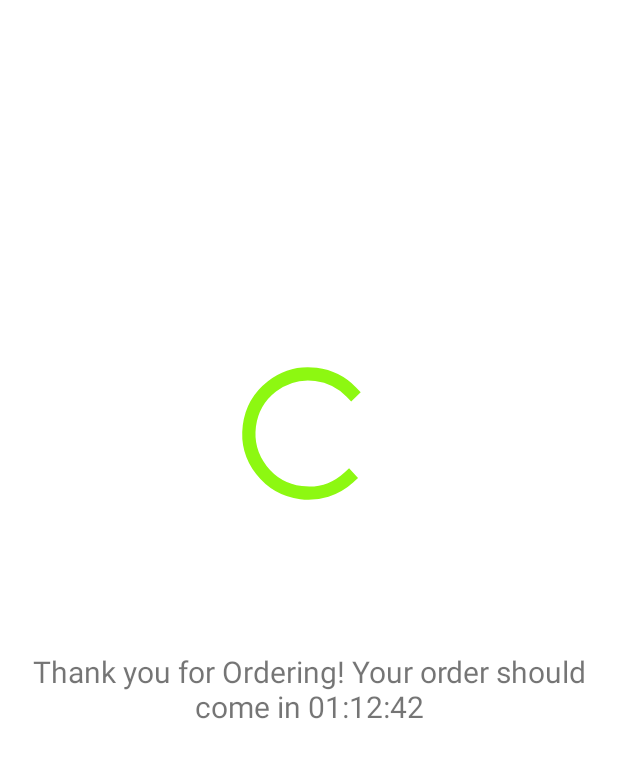
After one commit to ETS-Android1/ShopWay, an Android app: the fragment OrderStatusFragment shown on its own in the app's theme, on a phone screen of 412 x 824 dp. The commit adds this screen. Shown: the top 758 px of the screen. Run offline under Robolectric (Android 15) with nearby library versions, the phone set to English and light mode, and no system bars.

Commit message:
shops, items, cart and finish work, still no DB :(

```diff
--- a/app/src/main/java/com/example/shopway/ui/CartFragment.java
+++ b/app/src/main/java/com/example/shopway/ui/CartFragment.java
@@ -5,6 +5,7 @@ import android.os.Bundle;
 import androidx.fragment.app.Fragment;
 import androidx.lifecycle.Observer;
 import androidx.lifecycle.ViewModelProvider;
+import androidx.navigation.Navigation;
 import androidx.recyclerview.widget.LinearLayoutManager;
 import androidx.recyclerview.widget.RecyclerView;
 
@@ -33,7 +34,6 @@ public class CartFragment extends Fragment implements CartAdapter.OnListItemClic
         super.onCreate(savedInstanceState);
 
 
-
     }
 
     @Override
@@ -57,6 +57,7 @@ public class CartFragment extends Fragment implements CartAdapter.OnListItemClic
 
 
         emptyCart.setOnClickListener(v -> viewModel.emptyCart());
+        checkout.setOnClickListener(v -> Navigation.findNavController(getActivity(), R.id.nav_host_fragment).navigate(R.id.nav_order));
 
         return view;
     }
--- a/app/src/main/java/com/example/shopway/ui/MainActivity.java
+++ b/app/src/main/java/com/example/shopway/ui/MainActivity.java
@@ -68,7 +68,6 @@ public class MainActivity extends AppCompatActivity {
             if(user != null)
             {
                 String message = "Welcome back " + user.getDisplayName() + "!";
-                //welcome.setText(message);
             } else {
                 startLoginActivity();
             }
--- /dev/null
+++ b/app/src/main/java/com/example/shopway/ui/OrderStatusFragment.java
@@ -0,0 +1,82 @@
+package com.example.shopway.ui;
+
+import android.os.Bundle;
+import android.os.CountDownTimer;
+import android.util.Log;
+import android.view.LayoutInflater;
+import android.view.View;
+import android.view.ViewGroup;
+import android.widget.ProgressBar;
+import android.widget.TextView;
+
+import androidx.annotation.NonNull;
+import androidx.annotation.Nullable;
+import androidx.fragment.app.Fragment;
+
+import com.example.shopway.R;
+
+import org.jetbrains.annotations.NotNull;
+
+import java.util.Random;
+import java.util.concurrent.TimeUnit;
+
+public class OrderStatusFragment extends Fragment {
+
+    ProgressBar orderProgress;
+    TextView orderTimer;
+    CountDownTimer countDownTimer;
+    int count = 0;
+
+    @Override
+    public void onCreate(@Nullable @org.jetbrains.annotations.Nullable Bundle savedInstanceState) {
+        super.onCreate(savedInstanceState);
+
+
+    }
+
+    public View onCreateView(@NonNull @NotNull LayoutInflater inflater, @Nullable @org.jetbrains.annotations.Nullable ViewGroup container, @Nullable @org.jetbrains.annotations.Nullable Bundle savedInstanceState) {
+
+        View view = inflater.inflate(R.layout.fragment_order_status, container, false);
+        orderProgress = view.findViewById(R.id.order_progress);
+        orderTimer = view.findViewById(R.id.time_view);
+        orderProgress.setProgress(0);
+        int random = new Random().nextInt(3600001) + 1200000;
+        countDownTimer = new CountDownTimer(random, 1) {
+            @Override
+            public void onTick(long millisUntilFinished) {
+
+                String hour = timeFormatter( millisUntilFinished);
+              orderTimer.setText("Thank you for Ordering! Your order should come in " + hour);
+                if(count <random)
+                {
+                    count++;
+                    orderProgress.incrementProgressBy(count);
+
+                }
+
+
+
+            }
+
+            @Override
+            public void onFinish() {
+                orderTimer.setText("Your order should arrive now!");
+            }
+        };
+        countDownTimer.start();
+
+        return view;
+    }
+
+    private String timeFormatter(long milliSeconds) {
+
+        String hour = String.format("%02d:%02d:%02d",
+                TimeUnit.MILLISECONDS.toHours(milliSeconds),
+                TimeUnit.MILLISECONDS.toMinutes(milliSeconds) - TimeUnit.HOURS.toMinutes(TimeUnit.MILLISECONDS.toHours(milliSeconds)),
+                TimeUnit.MILLISECONDS.toSeconds(milliSeconds) - TimeUnit.MINUTES.toSeconds(TimeUnit.MILLISECONDS.toMinutes(milliSeconds)));
+
+        return hour;
+
+
+    }
+}
--- /dev/null
+++ b/app/src/main/res/layout/fragment_order_status.xml
@@ -0,0 +1,35 @@
+<?xml version="1.0" encoding="utf-8"?>
+<androidx.constraintlayout.widget.ConstraintLayout xmlns:android="http://schemas.android.com/apk/res/android"
+    xmlns:app="http://schemas.android.com/apk/res-auto"
+    android:layout_width="match_parent"
+    android:layout_height="match_parent"
+    xmlns:tools="http://schemas.android.com/tools"
+    tools:context=".ui.OrderStatusFragment">
+
+    <ProgressBar
+        android:id="@+id/order_progress"
+        style="?android:attr/progressBarStyle"
+        android:layout_width="122dp"
+        android:layout_height="106dp"
+        android:layout_marginTop="236dp"
+        app:layout_constraintEnd_toEndOf="parent"
+        app:layout_constraintHorizontal_bias="0.498"
+        app:layout_constraintStart_toStartOf="parent"
+        app:layout_constraintTop_toTopOf="parent"
+        android:progress="0"
+        android:max="100"/>
+
+    <TextView
+        android:id="@+id/time_view"
+        android:layout_width="wrap_content"
+        android:layout_height="wrap_content"
+        android:layout_marginTop="92dp"
+        android:text="TextView"
+        android:textSize="20dp"
+        android:gravity="center"
+        app:layout_constraintEnd_toEndOf="parent"
+        app:layout_constraintHorizontal_bias="0.498"
+        app:layout_constraintStart_toStartOf="parent"
+        app:layout_constraintTop_toBottomOf="@+id/order_progress" />
+
+</androidx.constraintlayout.widget.ConstraintLayout>
--- a/app/src/main/res/navigation/navigation.xml
+++ b/app/src/main/res/navigation/navigation.xml
@@ -21,7 +21,11 @@
         android:name="com.example.shopway.ui.CartFragment"
         android:label="@string/title_Cart"
         tools:layout="@layout/fragment_shopping_cart"
-        />
+        >
+        <action
+            android:id="@+id/action_nav_cart_to_nav_order"
+            app:destination="@id/nav_order" />
+    </fragment>
 
     <fragment
         android:id="@+id/nav_items"
@@ -30,4 +34,11 @@
         tools:layout="@layout/fragment_shop_items"
         />
 
+    <fragment
+        android:id="@+id/nav_order"
+        android:name="com.example.shopway.ui.OrderStatusFragment"
+        android:label="Order"
+        tools:layout="@layout/fragment_order_status"
+        />
+
 </navigation>
```
